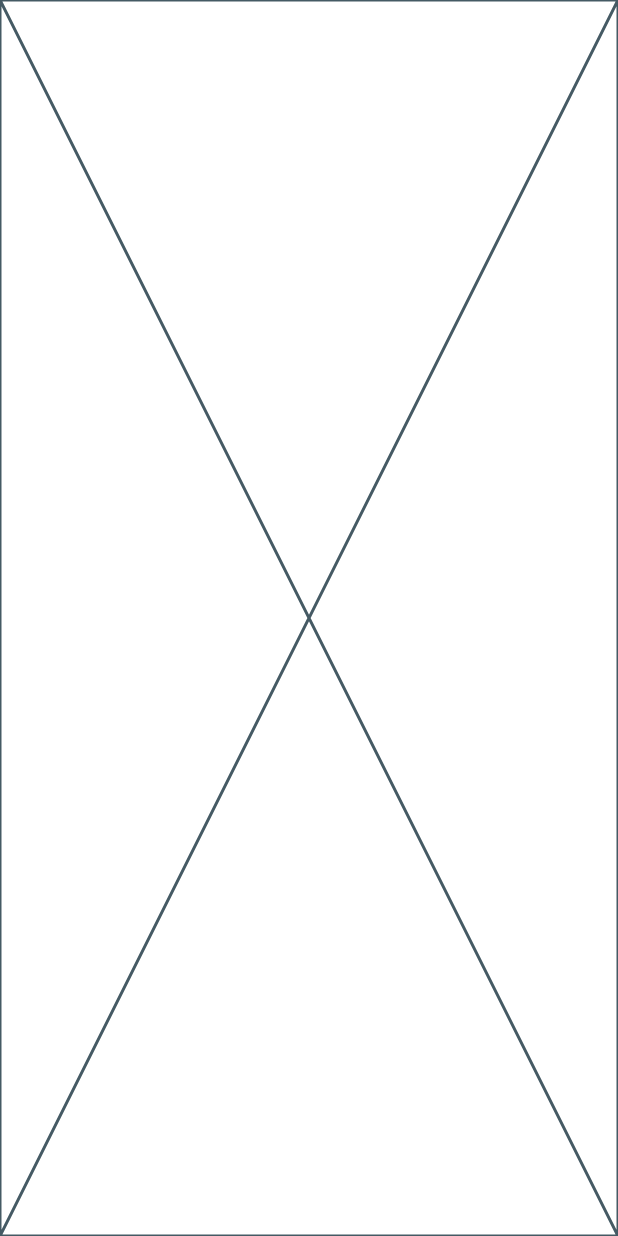
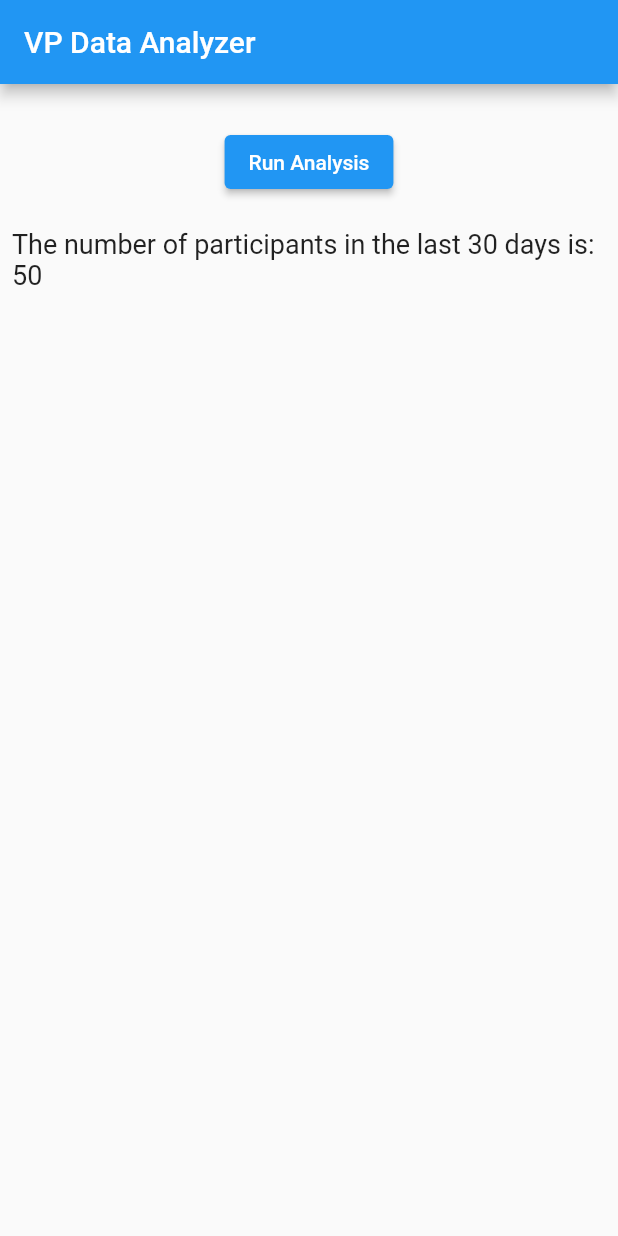
Before and after one commit to gmtfrombc/vitality_program_data, a Flutter app: the screen it shows after launch, on a phone screen of 412 x 824 dp. Run offline on Flutter 3.47's test engine with Material 2 defaults, Android fonts, the phone set to English and light mode, and no system bars.

Commit message:
home screen built

```diff
--- a/lib/main.dart
+++ b/lib/main.dart
@@ -1,4 +1,5 @@
 import 'package:flutter/material.dart';
+import 'package:pm_data_analysis/screens/home_screen.dart';
 
 void main() {
   runApp(const MyApp());
@@ -13,7 +14,7 @@ class MyApp extends StatelessWidget {
   Widget build(BuildContext context) {
     return const MaterialApp(
       title: 'Flutter Demo',
-      home: Placeholder(),
+      home: HomeScreen(),
     );
   }
 }
--- /dev/null
+++ b/lib/screens/home_screen.dart
@@ -0,0 +1,41 @@
+import 'package:flutter/material.dart';
+
+class HomeScreen extends StatelessWidget {
+  const HomeScreen({super.key});
+
+  @override
+  Widget build(BuildContext context) {
+    return Scaffold(
+      appBar: AppBar(
+        title: const Text('VP Data Analyzer'),
+      ),
+      body: Center(
+        child: Padding(
+          padding: const EdgeInsets.all(8.0),
+          child: Column(
+            children: [
+              const SizedBox(
+                height: 20,
+              ),
+              ElevatedButton(
+                onPressed: () {
+                  debugPrint('run analysis');
+                },
+                child: const Text('Run Analysis'),
+              ),
+              const SizedBox(
+                height: 20,
+              ),
+              const Text(
+                'The number of participants in the last 30 days is: 50',
+                style: TextStyle(
+                  fontSize: 18,
+                ),
+              ),
+            ],
+          ),
+        ),
+      ),
+    );
+  }
+}
```
